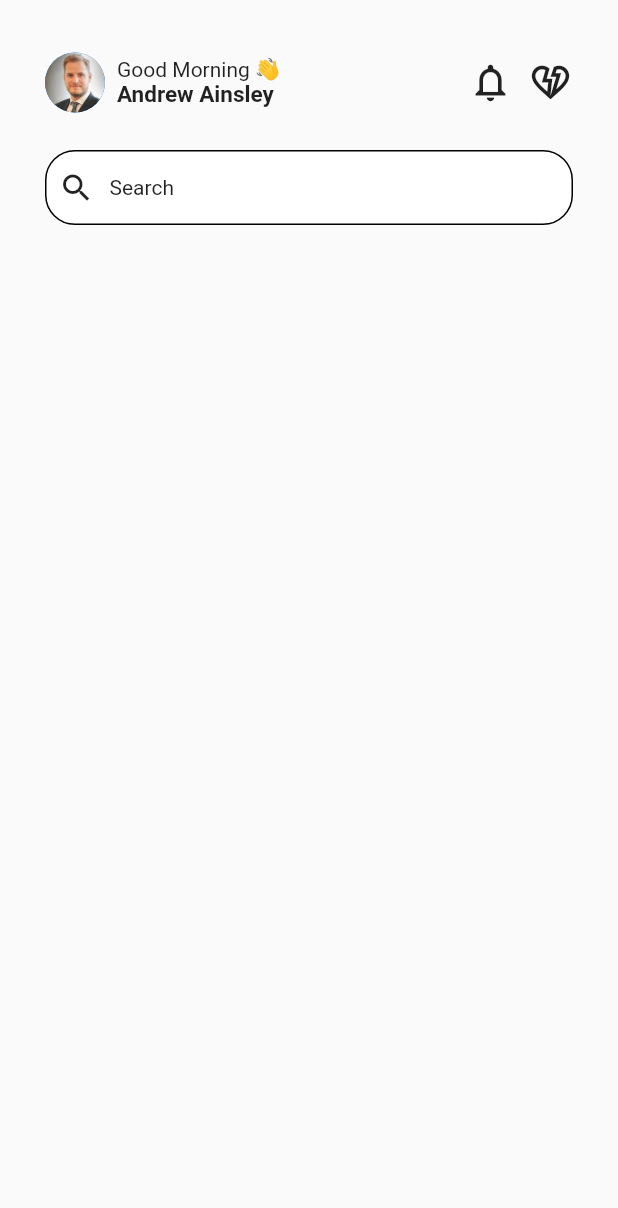
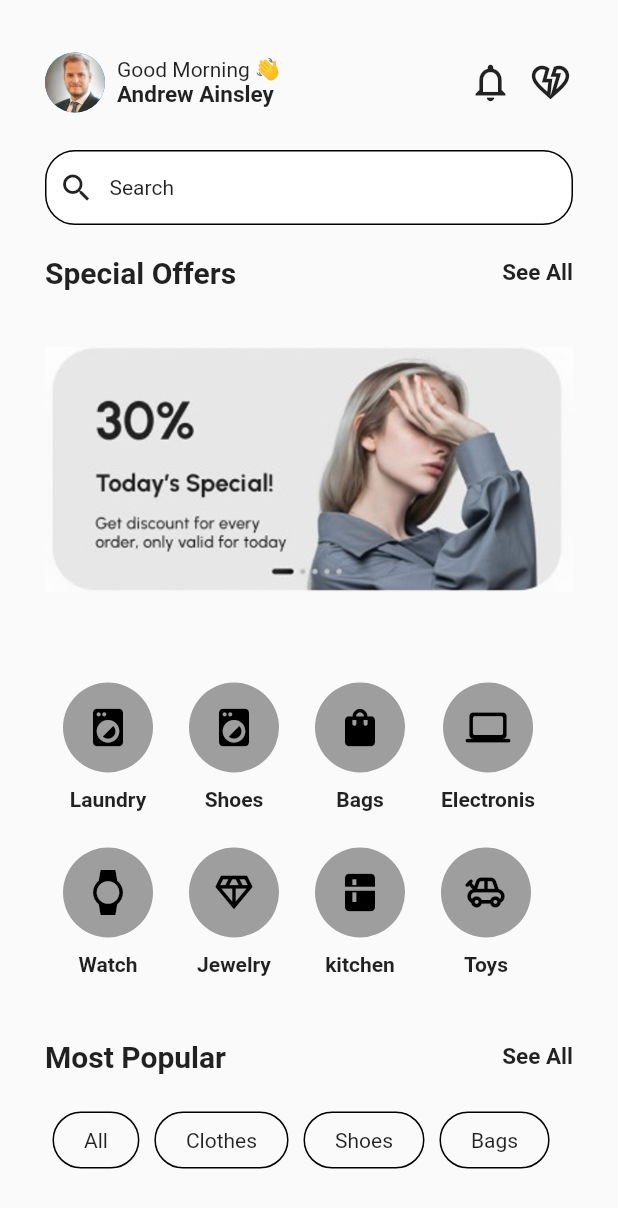
Before and after one commit to rishabhbajpai2000/roziroti_assignment, a Flutter app: the HomePage screen opened directly, on a phone screen of 412 x 824 dp. Shown: the top 1208 px of the screen. Run offline on Flutter 3.47's test engine with Material 2 defaults, Android fonts, the phone set to English and light mode, and no system bars; our stand-ins replace animated_bottom_navigation_bar.

Commit message:
updated the home page

```diff
--- a/lib/HomePage.dart
+++ b/lib/HomePage.dart
@@ -1,4 +1,3 @@
-
 import 'package:flutter/material.dart';
 
 class HomePage extends StatelessWidget {
@@ -12,8 +11,7 @@ class HomePage extends StatelessWidget {
         padding: const EdgeInsets.all(30.0),
         child: Column(
           children: [
-                Row(
-                  children: [
+            Row(children: [
               CircleAvatar(
                 radius: 20, // Image radius
                 backgroundImage: AssetImage("assets/image.jpeg"),
@@ -24,17 +22,30 @@ class HomePage extends StatelessWidget {
                   crossAxisAlignment: CrossAxisAlignment.start,
                   children: [
                     Text("Good Morning 👋"),
-                        Text("Andrew Ainsley", style: TextStyle(fontWeight: FontWeight.bold, fontSize: 15),),
+                    Text(
+                      "Andrew Ainsley",
+                      style:
+                          TextStyle(fontWeight: FontWeight.bold, fontSize: 15),
+                    ),
                   ],
                 ),
               ),
               Expanded(child: Container()),
-                    Icon(Icons.notifications_none_outlined, size: 30,),
-                    SizedBox(width: 10,),
-                    Icon(Icons.heart_broken_outlined, size: 30,),
-                  ]
+              Icon(
+                Icons.notifications_none_outlined,
+                size: 30,
               ),
-                SizedBox(height: 20,),
+              SizedBox(
+                width: 10,
+              ),
+              Icon(
+                Icons.heart_broken_outlined,
+                size: 30,
+              ),
+            ]),
+            SizedBox(
+              height: 20,
+            ),
             Container(
               height: 50,
               decoration: BoxDecoration(
@@ -47,16 +58,145 @@ class HomePage extends StatelessWidget {
                 child: Row(
                   children: [
                     Icon(Icons.search),
-                        SizedBox(width: 10,),
+                    SizedBox(
+                      width: 10,
+                    ),
                     Text("Search")
                   ],
                 ),
               ),
             ),
+            SizedBox(
+              height: 20,
+            ),
+            Row(
+              children: [
+                Text(
+                  "Special Offers",
+                  style: TextStyle(fontWeight: FontWeight.bold, fontSize: 20),
+                ),
+                Expanded(child: Container()),
+                Text(
+                  "See All",
+                  style: TextStyle(fontWeight: FontWeight.bold, fontSize: 15),
+                ),
+              ],
+            ),
+            SizedBox(
+              height: 20,
+            ),
+            Container(
+              width: MediaQuery.of(context).size.width * 0.9,
+              height: 200,
 
+              child: Image.asset("assets/carausal.png"),
+            ),
+            SizedBox(
+              height: 30,
+            ),
+            Row(
+              children: [
+                CatagoryTag(icon: Icons.local_laundry_service, text: "Laundry",),
+                CatagoryTag(icon: Icons.local_laundry_service, text: "Shoes",),
+                CatagoryTag(icon: Icons.shopping_bag, text: "Bags",),
+                CatagoryTag(icon: Icons.computer_rounded, text: "Electronis",),
+              ],
+            ),
+
+            Row(
+              children: [
+                CatagoryTag(icon: Icons.watch, text: "Watch",),
+                CatagoryTag(icon: Icons.diamond_outlined, text: "Jewelry",),
+                CatagoryTag(icon: Icons.kitchen, text: "kitchen",),
+                CatagoryTag(icon: Icons.toys_outlined, text: "Toys",),
+              ],
+            ),
+            SizedBox(
+              height: 30,
+            ),
+            Row(
+              children: [
+                Text(
+                  "Most Popular",
+                  style: TextStyle(fontWeight: FontWeight.bold, fontSize: 20),
+                ),
+                Expanded(child: Container()),
+                Text(
+                  "See All",
+                  style: TextStyle(fontWeight: FontWeight.bold, fontSize: 15),
+                ),
+              ],
+            ),
+            SizedBox(
+              height: 20,
+            ),
+            Row(
+              children: [
+                MostPopularTags(text: "All",),
+                MostPopularTags(text: "Clothes",),
+                MostPopularTags(text: "Shoes",),
+                MostPopularTags(text: "Bags",),
+              ],
+            )
           ],
         ),
       ),
     ));
   }
 }
+
+class MostPopularTags extends StatelessWidget {
+  final text;
+  const MostPopularTags({
+    super.key,
+    required this.text
+  });
+
+  @override
+  Widget build(BuildContext context) {
+    return Padding(
+      padding: const EdgeInsets.all(5.0),
+      child: Container(
+        decoration: BoxDecoration(
+          borderRadius: BorderRadius.circular(20),border: Border.all(color: Colors.black),
+        ),
+        child: Padding(
+          padding: const EdgeInsets.fromLTRB(20, 10, 20, 10),
+          child: Text(this.text),
+        ),
+      ),
+    );
+  }
+}
+
+class CatagoryTag extends StatelessWidget {
+  final icon;
+  final text;
+
+  const CatagoryTag({
+    super.key,
+    required this.icon,
+    required this.text,
+  });
+
+  @override
+  Widget build(BuildContext context) {
+    return Padding(
+      padding: const EdgeInsets.all(12.0),
+      child: Column(
+        children: [
+          CircleAvatar(
+            backgroundColor: Colors.grey,
+            radius: 30,
+            child: Icon(this.icon, color: Colors.black, size: 30,),
+          ),
+
+          SizedBox(
+            height: 10,
+          ),
+          Text(this.text, style: TextStyle(fontWeight: FontWeight.bold),),
+        ],
+      ),
+    );
+  }
+}
```
Also changed, not shown: assets/carausal.png (added). Lines whose indentation alone changed are shown as unchanged.
